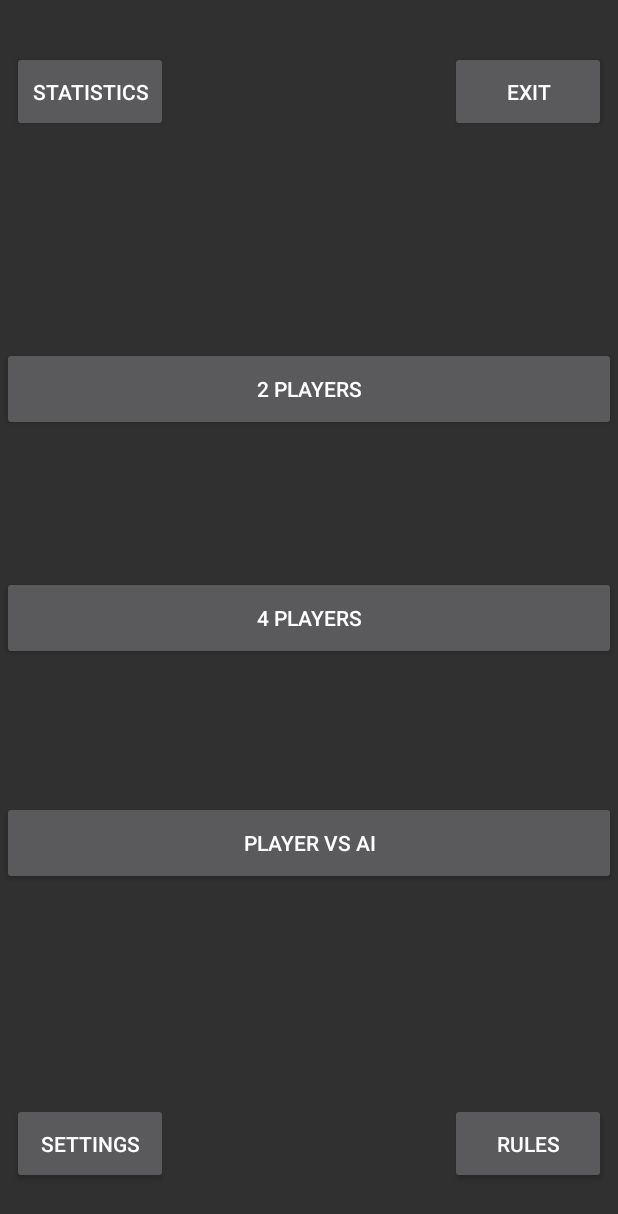
After one commit to OSLL/practice20-set-game, an Android app: the layout main_menu.xml on its own in the app's theme, with its tools: preview values and no code run, on a phone screen of 412 x 824 dp. The commit adds this screen. Shown: the top 1214 px of the screen. Run offline under Robolectric (Android 15) with nearby library versions, the phone set to English and light mode, and no system bars.

Commit message:
Main menu sketch

```diff
--- a/app/src/main/AndroidManifest.xml
+++ b/app/src/main/AndroidManifest.xml
@@ -1,5 +1,6 @@
 <?xml version="1.0" encoding="utf-8"?>
 <manifest xmlns:android="http://schemas.android.com/apk/res/android"
+    xmlns:tools="http://schemas.android.com/tools"
     package="com.makentoshe.androidgithubcitemplate">
 
     <application
@@ -8,8 +9,13 @@
         android:label="@string/app_name"
         android:roundIcon="@mipmap/ic_launcher_round"
         android:supportsRtl="true"
-        android:theme="@style/AppTheme">
-        <activity android:name=".MainActivity">
+        android:theme="@style/Theme.AppCompat.NoActionBar" >
+
+    <activity
+
+        android:name="com.makentoshe.androidgithubcitemplate.MainActivity"
+            android:screenOrientation="landscape"
+            tools:ignore="LockedOrientationActivity">
             <intent-filter>
                 <action android:name="android.intent.action.MAIN" />
 
--- a/app/src/main/java/com/makentoshe/androidgithubcitemplate/MainActivity.kt
+++ b/app/src/main/java/com/makentoshe/androidgithubcitemplate/MainActivity.kt
@@ -2,12 +2,13 @@ package com.makentoshe.androidgithubcitemplate
 
 import androidx.appcompat.app.AppCompatActivity
 import android.os.Bundle
+import android.view.View
 
 class MainActivity : AppCompatActivity() {
 
+
     override fun onCreate(savedInstanceState: Bundle?) {
         super.onCreate(savedInstanceState)
-        setContentView(R.layout.activity_main)
-        println("Test1234")
+        setContentView(R.layout.main_menu)
     }
 }
--- /dev/null
+++ b/app/src/main/res/layout/main_menu.xml
@@ -0,0 +1,94 @@
+<?xml version="1.0" encoding="utf-8"?>
+<androidx.constraintlayout.widget.ConstraintLayout xmlns:android="http://schemas.android.com/apk/res/android"
+    xmlns:app="http://schemas.android.com/apk/res-auto"
+    xmlns:tools="http://schemas.android.com/tools"
+    android:layout_width="match_parent"
+    android:layout_height="match_parent"
+    android:orientation="vertical"
+    android:screenOrientation="landscape"
+    tools:context="com.makentoshe.androidgithubcitemplate.MainActivity"
+    tools:ignore="LockedOrientationActivity">
+
+
+
+    <Button
+        android:id="@+id/button2p"
+        android:layout_width="409dp"
+        android:layout_height="56dp"
+        android:text="2 Players"
+        app:layout_constraintBottom_toBottomOf="parent"
+        app:layout_constraintEnd_toEndOf="parent"
+        app:layout_constraintStart_toStartOf="parent"
+        app:layout_constraintTop_toTopOf="parent"
+        app:layout_constraintVertical_bias="0.301" />
+
+    <Button
+        android:id="@+id/button4p"
+        android:layout_width="409dp"
+        android:layout_height="56dp"
+        android:text="4 Players"
+        app:layout_constraintBottom_toBottomOf="parent"
+        app:layout_constraintEnd_toEndOf="parent"
+        app:layout_constraintStart_toStartOf="parent"
+        app:layout_constraintTop_toTopOf="parent" />
+
+    <Button
+        android:id="@+id/buttonAI"
+        android:layout_width="409dp"
+        android:layout_height="56dp"
+        android:text="Player VS AI"
+        app:layout_constraintBottom_toBottomOf="parent"
+        app:layout_constraintEnd_toEndOf="parent"
+        app:layout_constraintStart_toStartOf="parent"
+        app:layout_constraintTop_toTopOf="parent"
+        app:layout_constraintVertical_bias="0.695" />
+
+    <Button
+        android:id="@+id/buttonSettings"
+        android:layout_width="104dp"
+        android:layout_height="54dp"
+        android:text="Settings"
+        app:layout_constraintBottom_toBottomOf="parent"
+        app:layout_constraintEnd_toEndOf="parent"
+        app:layout_constraintHorizontal_bias="0.025"
+        app:layout_constraintStart_toStartOf="parent"
+        app:layout_constraintTop_toTopOf="parent"
+        app:layout_constraintVertical_bias="0.955" />
+
+    <Button
+        android:id="@+id/buttonRules"
+        android:layout_width="104dp"
+        android:layout_height="54dp"
+        android:text="Rules"
+        app:layout_constraintBottom_toBottomOf="parent"
+        app:layout_constraintEnd_toEndOf="parent"
+        app:layout_constraintHorizontal_bias="0.974"
+        app:layout_constraintStart_toStartOf="parent"
+        app:layout_constraintTop_toTopOf="parent"
+        app:layout_constraintVertical_bias="0.955" />
+
+    <Button
+        android:id="@+id/buttonExit"
+        android:layout_width="104dp"
+        android:layout_height="54dp"
+        android:text="Exit"
+        app:layout_constraintBottom_toBottomOf="parent"
+        app:layout_constraintEnd_toEndOf="parent"
+        app:layout_constraintHorizontal_bias="0.974"
+        app:layout_constraintStart_toStartOf="parent"
+        app:layout_constraintTop_toTopOf="parent"
+        app:layout_constraintVertical_bias="0.044" />
+
+    <Button
+        android:id="@+id/buttonStats"
+        android:layout_width="104dp"
+        android:layout_height="54dp"
+        android:text="Statistics"
+        app:layout_constraintBottom_toBottomOf="parent"
+        app:layout_constraintEnd_toEndOf="parent"
+        app:layout_constraintHorizontal_bias="0.025"
+        app:layout_constraintStart_toStartOf="parent"
+        app:layout_constraintTop_toTopOf="parent"
+        app:layout_constraintVertical_bias="0.044" />
+
+</androidx.constraintlayout.widget.ConstraintLayout>
```
